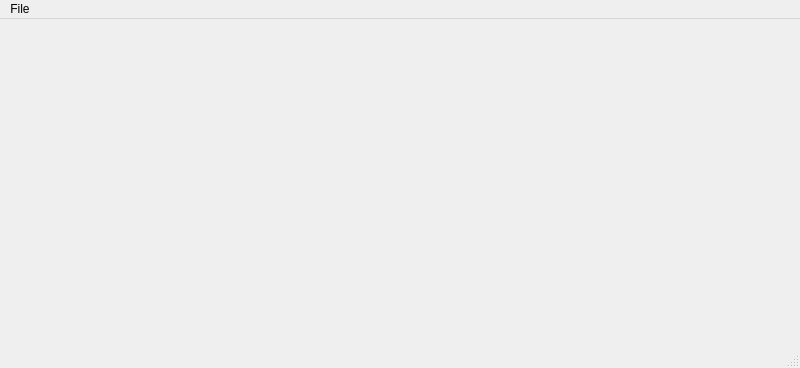
Above: mainwindow.ui from darinchau/tutormatch before the change. Below: the same form after it.
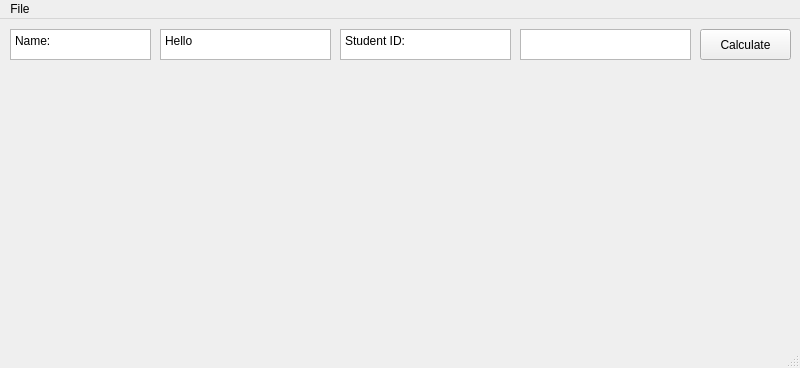
That is the form after the change.

Commit message: added top labels

The edit to the form file:
```diff
--- a/mainwindow.ui
+++ b/mainwindow.ui
@@ -17,13 +17,106 @@
    <widget class="QWidget" name="gridLayoutWidget">
     <property name="geometry">
      <rect>
-      <x>50</x>
+      <x>0</x>
       <y>50</y>
-      <width>711</width>
-      <height>281</height>
+      <width>801</width>
+      <height>291</height>
      </rect>
     </property>
-    <layout class="QGridLayout" name="gridLayout"/>
+    <layout class="QGridLayout" name="grid"/>
+   </widget>
+   <widget class="QTextEdit" name="name_textbox">
+    <property name="geometry">
+     <rect>
+      <x>160</x>
+      <y>10</y>
+      <width>171</width>
+      <height>31</height>
+     </rect>
+    </property>
+    <property name="html">
+     <string>&lt;!DOCTYPE HTML PUBLIC &quot;-//W3C//DTD HTML 4.0//EN&quot; &quot;http://www.w3.org/TR/REC-html40/strict.dtd&quot;&gt;
+&lt;html&gt;&lt;head&gt;&lt;meta name=&quot;qrichtext&quot; content=&quot;1&quot; /&gt;&lt;meta charset=&quot;utf-8&quot; /&gt;&lt;style type=&quot;text/css&quot;&gt;
+p, li { white-space: pre-wrap; }
+hr { height: 1px; border-width: 0; }
+li.unchecked::marker { content: &quot;\2610&quot;; }
+li.checked::marker { content: &quot;\2612&quot;; }
+&lt;/style&gt;&lt;/head&gt;&lt;body style=&quot; font-family:'Segoe UI'; font-size:9pt; font-weight:400; font-style:normal;&quot;&gt;
+&lt;p style=&quot; margin-top:0px; margin-bottom:0px; margin-left:0px; margin-right:0px; -qt-block-indent:0; text-indent:0px;&quot;&gt;Hello&lt;/p&gt;&lt;/body&gt;&lt;/html&gt;</string>
+    </property>
+   </widget>
+   <widget class="QTextEdit" name="name_label">
+    <property name="geometry">
+     <rect>
+      <x>10</x>
+      <y>10</y>
+      <width>141</width>
+      <height>31</height>
+     </rect>
+    </property>
+    <property name="html">
+     <string>&lt;!DOCTYPE HTML PUBLIC &quot;-//W3C//DTD HTML 4.0//EN&quot; &quot;http://www.w3.org/TR/REC-html40/strict.dtd&quot;&gt;
+&lt;html&gt;&lt;head&gt;&lt;meta name=&quot;qrichtext&quot; content=&quot;1&quot; /&gt;&lt;meta charset=&quot;utf-8&quot; /&gt;&lt;style type=&quot;text/css&quot;&gt;
+p, li { white-space: pre-wrap; }
+hr { height: 1px; border-width: 0; }
+li.unchecked::marker { content: &quot;\2610&quot;; }
+li.checked::marker { content: &quot;\2612&quot;; }
+&lt;/style&gt;&lt;/head&gt;&lt;body style=&quot; font-family:'Segoe UI'; font-size:9pt; font-weight:400; font-style:normal;&quot;&gt;
+&lt;p style=&quot; margin-top:0px; margin-bottom:0px; margin-left:0px; margin-right:0px; -qt-block-indent:0; text-indent:0px;&quot;&gt;Name:&lt;/p&gt;&lt;/body&gt;&lt;/html&gt;</string>
+    </property>
+   </widget>
+   <widget class="QTextEdit" name="sid_label">
+    <property name="geometry">
+     <rect>
+      <x>340</x>
+      <y>10</y>
+      <width>171</width>
+      <height>31</height>
+     </rect>
+    </property>
+    <property name="html">
+     <string>&lt;!DOCTYPE HTML PUBLIC &quot;-//W3C//DTD HTML 4.0//EN&quot; &quot;http://www.w3.org/TR/REC-html40/strict.dtd&quot;&gt;
+&lt;html&gt;&lt;head&gt;&lt;meta name=&quot;qrichtext&quot; content=&quot;1&quot; /&gt;&lt;meta charset=&quot;utf-8&quot; /&gt;&lt;style type=&quot;text/css&quot;&gt;
+p, li { white-space: pre-wrap; }
+hr { height: 1px; border-width: 0; }
+li.unchecked::marker { content: &quot;\2610&quot;; }
+li.checked::marker { content: &quot;\2612&quot;; }
+&lt;/style&gt;&lt;/head&gt;&lt;body style=&quot; font-family:'Segoe UI'; font-size:9pt; font-weight:400; font-style:normal;&quot;&gt;
+&lt;p style=&quot; margin-top:0px; margin-bottom:0px; margin-left:0px; margin-right:0px; -qt-block-indent:0; text-indent:0px;&quot;&gt;Student ID:&lt;/p&gt;&lt;/body&gt;&lt;/html&gt;</string>
+    </property>
+   </widget>
+   <widget class="QTextEdit" name="sid_textbox">
+    <property name="geometry">
+     <rect>
+      <x>520</x>
+      <y>10</y>
+      <width>171</width>
+      <height>31</height>
+     </rect>
+    </property>
+    <property name="html">
+     <string>&lt;!DOCTYPE HTML PUBLIC &quot;-//W3C//DTD HTML 4.0//EN&quot; &quot;http://www.w3.org/TR/REC-html40/strict.dtd&quot;&gt;
+&lt;html&gt;&lt;head&gt;&lt;meta name=&quot;qrichtext&quot; content=&quot;1&quot; /&gt;&lt;meta charset=&quot;utf-8&quot; /&gt;&lt;style type=&quot;text/css&quot;&gt;
+p, li { white-space: pre-wrap; }
+hr { height: 1px; border-width: 0; }
+li.unchecked::marker { content: &quot;\2610&quot;; }
+li.checked::marker { content: &quot;\2612&quot;; }
+&lt;/style&gt;&lt;/head&gt;&lt;body style=&quot; font-family:'Segoe UI'; font-size:9pt; font-weight:400; font-style:normal;&quot;&gt;
+&lt;p style=&quot;-qt-paragraph-type:empty; margin-top:0px; margin-bottom:0px; margin-left:0px; margin-right:0px; -qt-block-indent:0; text-indent:0px;&quot;&gt;&lt;br /&gt;&lt;/p&gt;&lt;/body&gt;&lt;/html&gt;</string>
+    </property>
+   </widget>
+   <widget class="QPushButton" name="calculate_button">
+    <property name="geometry">
+     <rect>
+      <x>700</x>
+      <y>10</y>
+      <width>91</width>
+      <height>31</height>
+     </rect>
+    </property>
+    <property name="text">
+     <string>Calculate</string>
+    </property>
    </widget>
   </widget>
   <widget class="QMenuBar" name="menubar">
```
Left out of the diff: 22 changed lines with no effect on the pictures. The commit also changes 1 other file.
